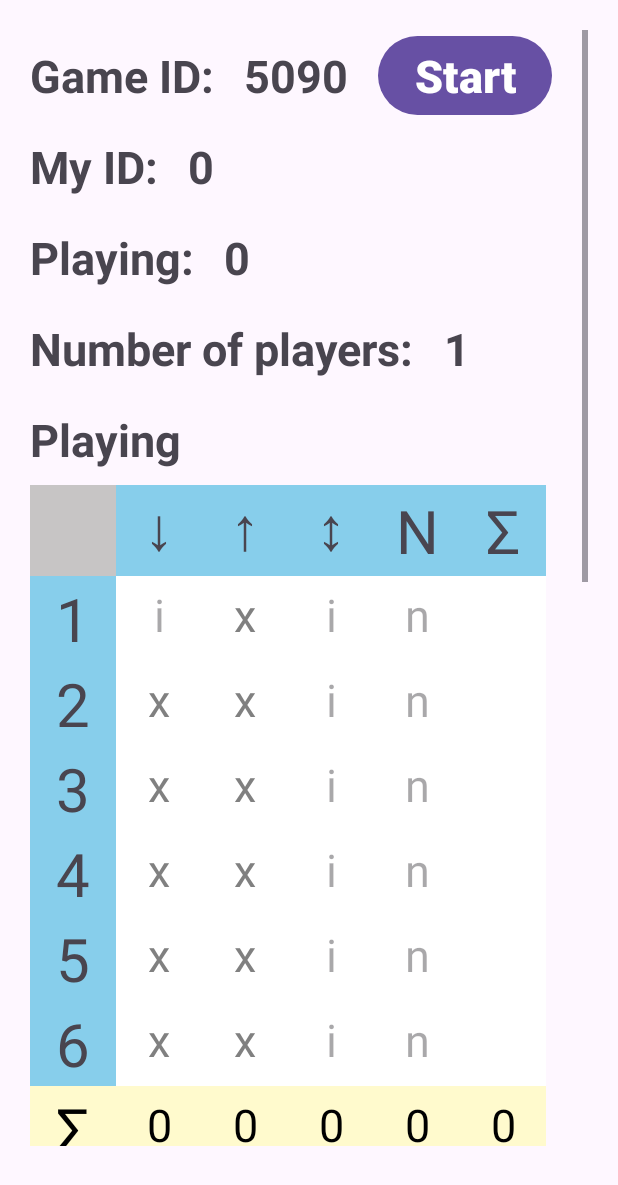
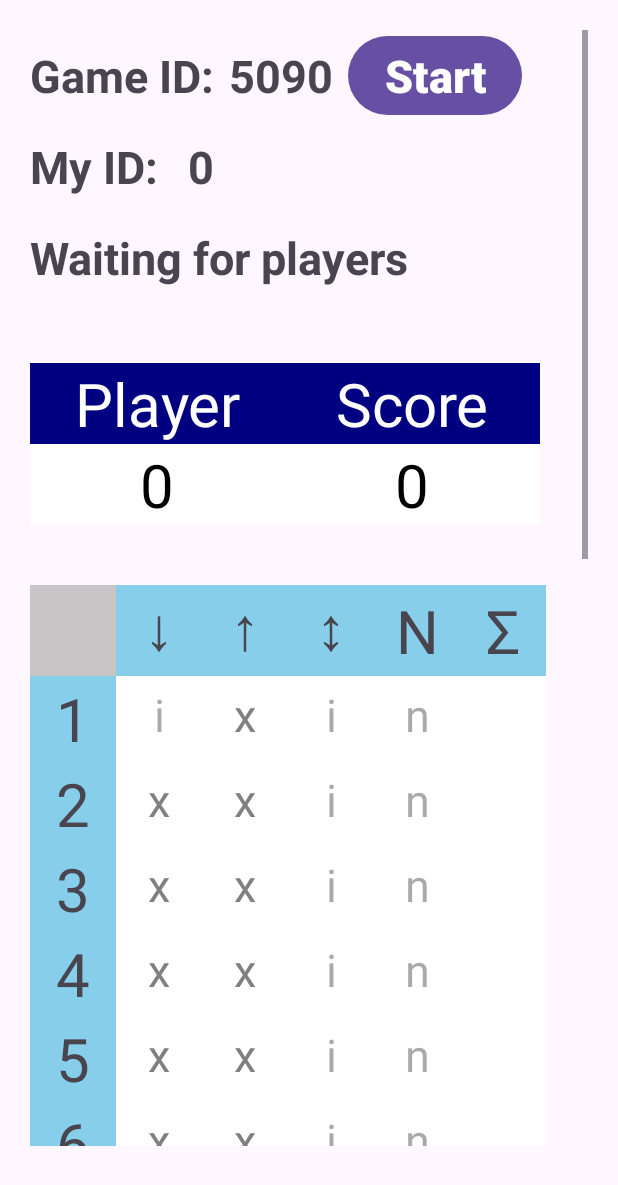
Before and after one commit to DushanMil/JambOnline, an Android app: the screen it shows after launch (GameActivity), after a tap on "Play Online", on a phone screen of 412 x 824 dp. Shown: the top 1185 px of the screen. Run offline under Robolectric (Android 15) with nearby library versions, the light colour scheme and no system bars; our stand-ins replace Firebase (no records; nobody signed in at launch, a user with empty details on screens opened directly).

Commit message:
Added player leaderboard. Better UI for current player and for starting game

```diff
--- a/app/src/main/java/com/example/jambonline/GameActivity.kt
+++ b/app/src/main/java/com/example/jambonline/GameActivity.kt
@@ -2,9 +2,10 @@ package com.example.jambonline
 
 import android.annotation.SuppressLint
 import android.os.Bundle
-import android.util.Log
+import android.view.LayoutInflater
 import android.view.View
 import android.widget.ImageView
+import android.widget.TableRow
 import android.widget.TextView
 import android.widget.Toast
 import androidx.activity.enableEdgeToEdge
@@ -38,6 +39,9 @@ class GameActivity : AppCompatActivity() {
     // number of moves used to check if the game is finished
     private var numOfMoves: Int = 0
     private val maxGameMoves = 48
+
+    // scoreboard table rows
+    private var scoreBoard: MutableList<TableRow> = mutableListOf()
 
     override fun onCreate(savedInstanceState: Bundle?) {
         super.onCreate(savedInstanceState)
@@ -87,7 +91,6 @@ class GameActivity : AppCompatActivity() {
             selectDice(5)
         }
 
-
         setDiceImages()
 
         GameData.gameModel.observe(this) {
@@ -110,15 +113,52 @@ class GameActivity : AppCompatActivity() {
             if (gameId != "-1") {
                 binding.gameIdTv.text = gameId
                 binding.myIdTv.text = GameData.myId.toString()
-                binding.playingIdTv.text = currentPlayer.toString()
-                binding.numberIdTv.text = numOfPlayers.toString()
+                // binding.playingIdTv.text = currentPlayer.toString()
+
+
+                // set table rows
+                if (gameStatus == GameStatus.CREATED || gameStatus == GameStatus.JOINED) {
+                    // scoreboard is not initialised
+                    // create table rows and add them to table
+                    for(i in playerScores.indices) {
+                        // using this we skip over the rows that have alredy been added in the table
+                        if (i >= scoreBoard.size) {
+                            val tableRow = LayoutInflater.from(applicationContext).inflate(R.layout.table_row, null) as TableRow
+                            tableRow.findViewById<TextView>(R.id.nameTextView).text = i.toString()
+                            tableRow.findViewById<TextView>(R.id.numberTextView).text = playerScores[i].toString()
+
+                            scoreBoard.add(tableRow)
+
+                            binding.scoreBoard.addView(tableRow)
+                        }
+
+                    }
+                }
+                else {
+                    // update table data
+                    for(i in scoreBoard.indices) {
+                        scoreBoard[i].findViewById<TextView>(R.id.numberTextView).text = playerScores[i].toString()
+                    }
+                }
+
+                // current player's row should be colored
+                scoreBoard[currentPlayer].findViewById<TextView>(R.id.numberTextView).setBackgroundColor(ContextCompat.getColor(applicationContext, R.color.light_pink))
+                scoreBoard[currentPlayer].findViewById<TextView>(R.id.nameTextView).setBackgroundColor(ContextCompat.getColor(applicationContext, R.color.light_pink))
+
+                // previous players background color should be reset
+                scoreBoard[Math.floorMod(currentPlayer - 1, numOfPlayers)].findViewById<TextView>(R.id.numberTextView).setBackgroundColor(ContextCompat.getColor(applicationContext, R.color.white))
+                scoreBoard[Math.floorMod(currentPlayer - 1, numOfPlayers)].findViewById<TextView>(R.id.nameTextView).setBackgroundColor(ContextCompat.getColor(applicationContext, R.color.white))
+
+                if (gameStatus == GameStatus.INPROGRESS) {
+                    binding.winnerComment.text = "In progress"
+                }
 
                 if (gameStatus == GameStatus.FINISHED) {
                     binding.winnerComment.text = if (winner == GameData.myId) {
                         "You won"
                     }
                     else {
-                            "Player $winner won"
+                        "Player $winner won"
                     }
                 }
             }
@@ -126,8 +166,8 @@ class GameActivity : AppCompatActivity() {
                 // game is offline, disable these ui elements
                 binding.gameIdLayout.visibility = View.GONE
                 binding.myIdLayout.visibility = View.GONE
-                binding.playingIdLayout.visibility = View.GONE
-                binding.numPlayersLayout.visibility = View.GONE
+                // binding.playingIdLayout.visibility = View.GONE
+                binding.scoreBoard.visibility = View.GONE
             }
 
         }
--- a/app/src/main/res/layout/activity_game.xml
+++ b/app/src/main/res/layout/activity_game.xml
@@ -50,7 +50,7 @@
                     android:textSize="30sp"
                     android:textStyle="bold"
                     android:paddingBottom="10dp"
-                    android:paddingHorizontal="20dp"/>
+                    android:paddingHorizontal="10dp"/>
 
                 <Button
                     android:layout_width="wrap_content"
@@ -96,70 +96,6 @@
 
             </LinearLayout>
 
-            <!-- Playing id info -->
-            <LinearLayout
-                android:layout_width="match_parent"
-                android:layout_height="wrap_content"
-                android:orientation="horizontal"
-                android:gravity="left"
-                android:id="@+id/playing_id_layout"
-                >
-
-                <TextView
-                    android:id="@+id/playing_id_comment"
-                    android:layout_width="wrap_content"
-                    android:layout_height="wrap_content"
-                    android:paddingTop="10dp"
-                    android:text="Playing:"
-                    android:textSize="30sp"
-                    android:textStyle="bold"
-                    android:paddingBottom="10dp"/>
-
-                <TextView
-                    android:id="@+id/playing_id_tv"
-                    android:layout_width="wrap_content"
-                    android:layout_height="wrap_content"
-                    android:paddingTop="10dp"
-                    android:text="0"
-                    android:textSize="30sp"
-                    android:textStyle="bold"
-                    android:paddingBottom="10dp"
-                    android:paddingHorizontal="20dp"/>
-
-            </LinearLayout>
-
-            <!-- Num of players -->
-            <LinearLayout
-                android:layout_width="match_parent"
-                android:layout_height="wrap_content"
-                android:orientation="horizontal"
-                android:gravity="left"
-                android:id="@+id/num_players_layout"
-                >
-
-                <TextView
-                    android:id="@+id/number_id_comment"
-                    android:layout_width="wrap_content"
-                    android:layout_height="wrap_content"
-                    android:paddingTop="10dp"
-                    android:text="Number of players:"
-                    android:textSize="30sp"
-                    android:textStyle="bold"
-                    android:paddingBottom="10dp"/>
-
-                <TextView
-                    android:id="@+id/number_id_tv"
-                    android:layout_width="wrap_content"
-                    android:layout_height="wrap_content"
-                    android:paddingTop="10dp"
-                    android:text="0"
-                    android:textSize="30sp"
-                    android:textStyle="bold"
-                    android:paddingBottom="10dp"
-                    android:paddingHorizontal="20dp"/>
-
-            </LinearLayout>
-
             <!-- Winner -->
             <LinearLayout
                 android:layout_width="match_parent"
@@ -174,14 +110,50 @@
                     android:layout_width="wrap_content"
                     android:layout_height="wrap_content"
                     android:paddingTop="10dp"
-                    android:text="Playing"
+                    android:text="Waiting for players"
                     android:textSize="30sp"
                     android:textStyle="bold"
                     android:paddingBottom="10dp"/>
 
             </LinearLayout>
 
-            <!-- Other users scores, TODO -->
+            <!-- Other users scores -->
+            <TableLayout
+                android:layout_width="match_parent"
+                android:layout_height="wrap_content"
+                android:id="@+id/score_board"
+                android:layout_marginVertical="40dp"
+                >
+
+                <TableRow
+                    android:layout_width="match_parent"
+                    android:layout_height="match_parent">
+
+                    <TextView
+                        android:id="@+id/scoreboard_user"
+                        android:layout_width="170dp"
+                        android:layout_height="wrap_content"
+                        android:background="@color/dark_blue"
+                        android:gravity="center"
+                        android:text="Player"
+                        android:textSize="40sp"
+                        android:textColor="@color/white"
+                        tools:ignore="HardcodedText" />
+
+                    <TextView
+                        android:id="@+id/scoreboard_user_score"
+                        android:layout_width="170dp"
+                        android:layout_height="wrap_content"
+                        android:background="@color/dark_blue"
+                        android:gravity="center"
+                        android:text="Score"
+                        android:textSize="40sp"
+                        android:textColor="@color/white"
+                        tools:ignore="HardcodedText" />
+
+                </TableRow>
+
+            </TableLayout>
 
             <!-- Main game table and user score -->
             <TableLayout
--- /dev/null
+++ b/app/src/main/res/layout/table_row.xml
@@ -0,0 +1,28 @@
+<?xml version="1.0" encoding="utf-8"?>
+<TableRow xmlns:android="http://schemas.android.com/apk/res/android"
+    xmlns:tools="http://schemas.android.com/tools"
+    android:layout_width="match_parent"
+    android:layout_height="wrap_content">
+
+
+    <TextView
+        android:id="@+id/nameTextView"
+        android:layout_width="170dp"
+        android:layout_height="wrap_content"
+        android:background="@color/white"
+        android:gravity="center"
+        android:textSize="40sp"
+        android:textColor="@color/black"
+        tools:ignore="HardcodedText" />
+
+    <TextView
+        android:id="@+id/numberTextView"
+        android:layout_width="170dp"
+        android:layout_height="wrap_content"
+        android:background="@color/white"
+        android:gravity="center"
+        android:textSize="40sp"
+        android:textColor="@color/black"
+        tools:ignore="HardcodedText" />
+
+</TableRow>
--- a/app/src/main/res/values/colors.xml
+++ b/app/src/main/res/values/colors.xml
@@ -7,5 +7,7 @@
     <color name="hint">#808080</color>
     <color name="dark_blue">#000080</color>
     <color name="weird">#fffacd</color>
+    <color name="light_pink">#ffb6c1</color>
+
 
 </resources>
```
